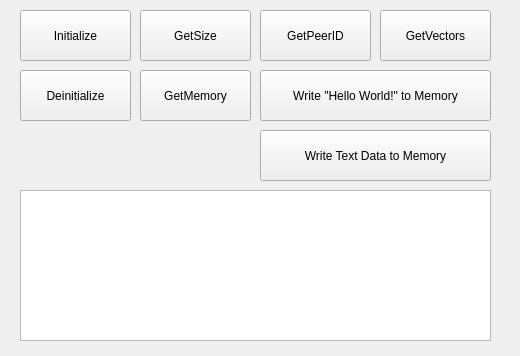
cagnulein/ivshmem-example, file mainwindow.ui: the form before one commit.
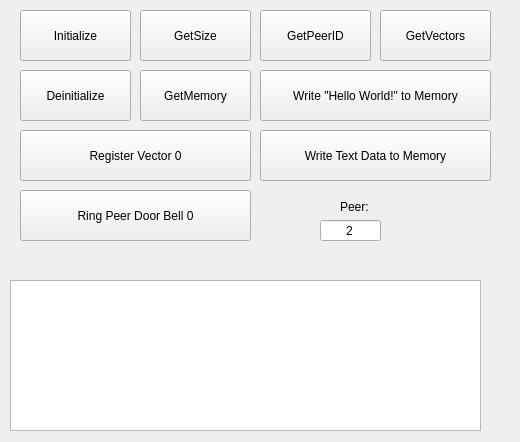
The form after the commit.

What changed in the file:
```diff
--- a/mainwindow.ui
+++ b/mainwindow.ui
@@ -7,7 +7,7 @@
     <x>0</x>
     <y>0</y>
     <width>520</width>
-    <height>356</height>
+    <height>442</height>
    </rect>
   </property>
   <property name="windowTitle">
@@ -108,8 +108,8 @@
    <widget class="QPlainTextEdit" name="plainTextEdit">
     <property name="geometry">
      <rect>
-      <x>20</x>
-      <y>190</y>
+      <x>10</x>
+      <y>280</y>
       <width>471</width>
       <height>151</height>
      </rect>
@@ -128,6 +128,61 @@
      <string>Write Text Data to Memory</string>
     </property>
    </widget>
+   <widget class="QPushButton" name="cmdRegisterVector0">
+    <property name="geometry">
+     <rect>
+      <x>20</x>
+      <y>130</y>
+      <width>231</width>
+      <height>51</height>
+     </rect>
+    </property>
+    <property name="text">
+     <string>Register Vector 0</string>
+    </property>
+   </widget>
+   <widget class="QPushButton" name="cmdRing">
+    <property name="geometry">
+     <rect>
+      <x>20</x>
+      <y>190</y>
+      <width>231</width>
+      <height>51</height>
+     </rect>
+    </property>
+    <property name="text">
+     <string>Ring Peer Door Bell 0</string>
+    </property>
+   </widget>
+   <widget class="QLineEdit" name="linePeer">
+    <property name="geometry">
+     <rect>
+      <x>320</x>
+      <y>220</y>
+      <width>61</width>
+      <height>21</height>
+     </rect>
+    </property>
+    <property name="text">
+     <string>2</string>
+    </property>
+    <property name="alignment">
+     <set>Qt::AlignCenter</set>
+    </property>
+   </widget>
+   <widget class="QLabel" name="label">
+    <property name="geometry">
+     <rect>
+      <x>340</x>
+      <y>200</y>
+      <width>47</width>
+      <height>13</height>
+     </rect>
+    </property>
+    <property name="text">
+     <string>Peer:</string>
+    </property>
+   </widget>
   </widget>
  </widget>
  <layoutdefault spacing="6" margin="11"/>
```
